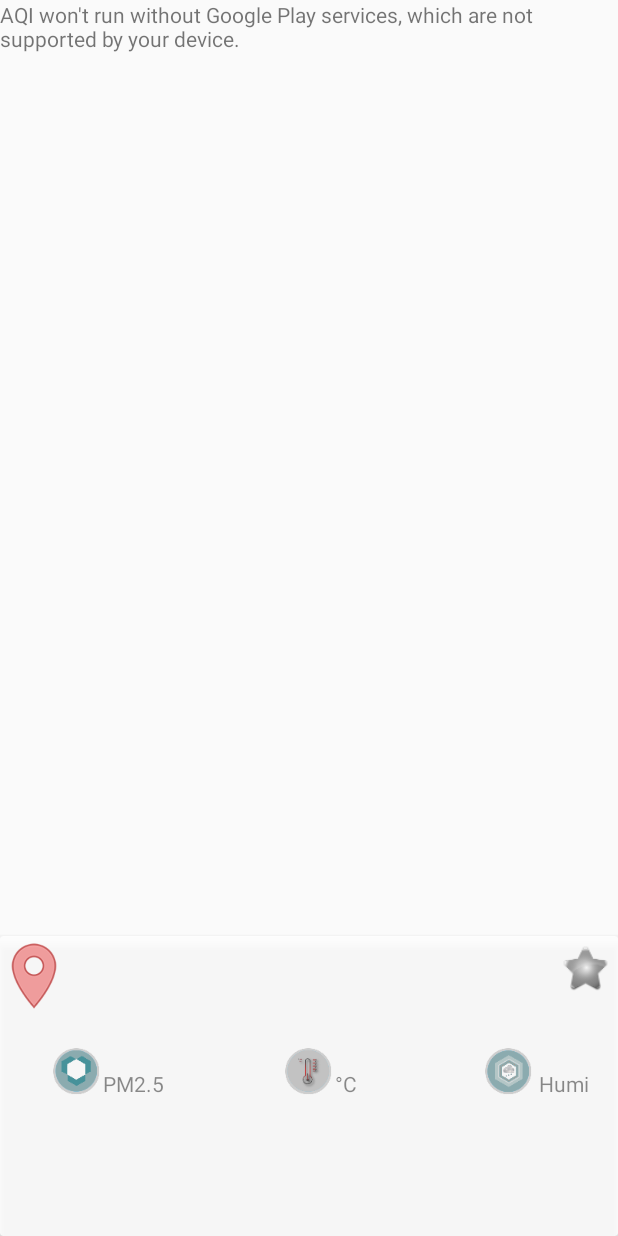
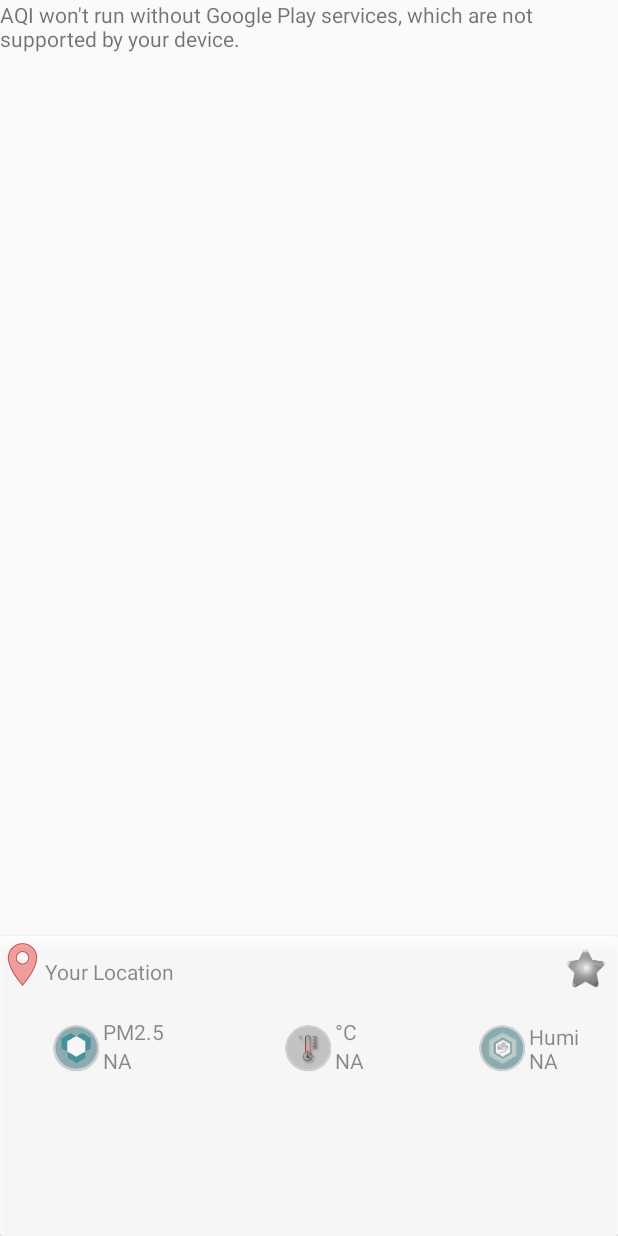
Before and after one commit to Waged/AQI, an Android app: the MapsActivity screen opened directly, with no data from a screen before it, on a phone screen of 412 x 824 dp. Run offline under Robolectric (Android 15) with nearby library versions, the phone set to English and light mode, and no system bars; our stand-ins replace ButterKnife.

Commit message:
adding MyLocations Activity

```diff
--- a/app/src/main/AndroidManifest.xml
+++ b/app/src/main/AndroidManifest.xml
@@ -19,6 +19,7 @@
             android:theme="@style/Theme.AppCompat.Light.NoActionBar">
             <intent-filter>
                 <action android:name="android.intent.action.MAIN" />
+
                 <category android:name="android.intent.category.LAUNCHER" />
             </intent-filter>
         </activity>
@@ -28,6 +29,7 @@
             android:theme="@style/AppTheme">
             <intent-filter>
                 <action android:name="android.intent.action.MAIN" />
+
                 <category android:name="android.intent.category.DEFAULT" />
             </intent-filter>
         </activity>
@@ -42,11 +44,13 @@
         <meta-data
             android:name="com.google.android.geo.API_KEY"
             android:value="@string/google_maps_key" />
+
         <activity
             android:name=".activities.MapsActivity"
             android:label="@string/title_activity_maps" />
         <activity android:name=".activities.Blog" />
-        <activity android:name=".activities.AboutUs"></activity>
+        <activity android:name=".activities.AboutUs" />
+        <activity android:name=".activities.SavedLocations"></activity>
     </application>
 
 </manifest>
--- a/app/src/main/java/in/purelogic/aqi/activities/MapsActivity.java
+++ b/app/src/main/java/in/purelogic/aqi/activities/MapsActivity.java
@@ -2,7 +2,12 @@
 
 import android.support.v4.app.FragmentActivity;
 import android.os.Bundle;
+import android.support.v7.widget.CardView;
+import android.view.View;
+import android.widget.ImageButton;
+import android.widget.ImageView;
 import android.widget.TextView;
+import android.widget.Toast;
 
 import com.google.android.gms.maps.CameraUpdateFactory;
 import com.google.android.gms.maps.GoogleMap;
@@ -12,35 +17,49 @@
 import com.google.android.gms.maps.model.MarkerOptions;
 import butterknife.BindView;
 import butterknife.ButterKnife;
+import butterknife.OnClick;
 import in.purelogic.aqi.R;
 
 public class MapsActivity extends FragmentActivity implements OnMapReadyCallback {
 
+    @BindView(R.id.map_card_view)
+    CardView myMapCard;
 
-    @BindView(R.id.card_tvMyLocation)
+    @BindView(R.id.map_tvMyLocation)
     TextView tvLocation;
 
+    @BindView(R.id.ivFav)
+    ImageButton ivAddToFav;
 
+    @BindView(R.id.map_tvTemp)
+    TextView tvTemp;
+
+    @BindView(R.id.map_tvHumid)
+    TextView tvHumi;
+
+    @BindView(R.id.map_tvPm25)
+    TextView tvPm25;
 
     private GoogleMap mMap;
     String myLocation;
     String aqi;
     double latitude;
     double longitude;
-
+    boolean isFavourite = false;
     @Override
     protected void onCreate(Bundle savedInstanceState) {
         super.onCreate(savedInstanceState);
         setContentView(R.layout.activity_maps);
         ButterKnife.bind(this);
         Bundle bundle = getIntent().getExtras();
-        latitude = bundle.getDouble("latitude");
-        longitude = bundle.getDouble("longitude");
-        myLocation = bundle.getString("location");
-        aqi = bundle.getString("aqi");
+        if(bundle != null) {
+            latitude = bundle.getDouble("latitude");
+            longitude = bundle.getDouble("longitude");
+            myLocation = bundle.getString("location");
+            aqi = bundle.getString("aqi");
+            tvLocation.setText(myLocation);
+        }
         //tvAqi.setText(aqi);
-        tvLocation.setText(myLocation);
-
         // Obtain the SupportMapFragment and get notified when the map is ready to be used.
         SupportMapFragment mapFragment = (SupportMapFragment) getSupportFragmentManager()
                 .findFragmentById(R.id.map);
@@ -66,4 +85,22 @@
         mMap.animateCamera(CameraUpdateFactory.zoomTo(15));
 
     }
+
+    /*
+    @OnClick(R.id.ivFav)
+    public void addToFavourites(View v){
+        Toast.makeText(this,"not-Captured", Toast.LENGTH_SHORT);
+
+    }*/
+
+    public void addToFav(View v){
+        Toast.makeText(this, "Hello", Toast.LENGTH_SHORT).show();
+        if(!isFavourite) {
+            ivAddToFav.setImageResource(R.drawable.ic_favorites);
+            isFavourite=true;
+        }else{
+            ivAddToFav.setImageResource(R.drawable.ic_notinfavorites);
+            isFavourite=false;
+        }
+    }
 }
--- a/app/src/main/res/layout/activity_main.xml
+++ b/app/src/main/res/layout/activity_main.xml
@@ -9,6 +9,7 @@
     <FrameLayout
         android:layout_width="match_parent"
         android:layout_height="wrap_content">
+
         <include layout="@layout/content_main" />
 
         <com.wang.avi.AVLoadingIndicatorView
--- a/app/src/main/res/layout/activity_maps.xml
+++ b/app/src/main/res/layout/activity_maps.xml
@@ -14,14 +14,14 @@
         tools:context="in.purelogic.aqi.activities.MapsActivity" />
 
     <android.support.v7.widget.CardView
-        android:id="@+id/card_view"
+        android:id="@+id/map_card_view"
         cardBackgroundColor="#60b0c8db"
-        cardCornerRadius="0dp"
+        cardCornerRadius="2dp"
+        android:clickable="true"
         android:layout_width="match_parent"
         android:layout_height="200dp"
         android:layout_gravity="bottom"
         android:alpha=".8"
-        android:clickable="true"
         android:elevation="6dp"
         app:cardElevation="4dp">
 
@@ -31,13 +31,13 @@
 
             <ImageView
                 android:id="@+id/imageView2"
-                android:layout_width="45dp"
-                android:layout_height="45dp"
+                android:layout_width="30dp"
+                android:layout_height="30dp"
                 android:layout_marginTop="4dp"
                 android:src="@drawable/mylocation" />
 
             <TextView
-                android:id="@+id/card_tvMyLocation"
+                android:id="@+id/map_tvMyLocation"
                 android:layout_width="wrap_content"
                 android:layout_height="20dp"
                 android:layout_alignBottom="@+id/imageView2"
@@ -45,8 +45,11 @@
                 android:layout_toRightOf="@+id/imageView2"
                 android:text="Your Location" />
 
-            <ImageView
+            <ImageButton
                 android:id="@+id/ivFav"
+                android:clickable="true"
+                android:background="@null"
+                android:onClick="addToFav"
                 android:layout_width="35dp"
                 android:layout_height="35dp"
                 android:layout_alignParentEnd="true"
@@ -69,54 +72,82 @@
                 android:layout_marginTop="23dp"
                 android:src="@drawable/ic_pm25" />
 
+
+            <TextView
+                android:id="@+id/map_tvPm25"
+                android:layout_width="wrap_content"
+                android:layout_height="wrap_content"
+                android:layout_alignBottom="@+id/ivPm25"
+                android:layout_toEndOf="@+id/ivPm25"
+                android:layout_toRightOf="@+id/ivPm25"
+                android:text="NA" />
+
+            <TextView
+                android:id="@+id/tvStaticPm25"
+                android:layout_width="wrap_content"
+                android:layout_height="wrap_content"
+                android:layout_above="@+id/map_tvPm25"
+                android:layout_toEndOf="@+id/ivPm25"
+                android:layout_toRightOf="@+id/ivPm25"
+                android:text="PM2.5" />
+
             <ImageView
                 android:id="@+id/ivHumidity"
                 android:layout_width="35dp"
                 android:layout_height="35dp"
-                android:layout_alignBottom="@+id/tvPm25"
+                android:layout_alignBottom="@+id/map_tvPm25"
                 android:layout_centerHorizontal="true"
                 android:src="@drawable/ic_temp" />
+
+            <TextView
+                android:id="@+id/map_tvTemp"
+                android:layout_width="wrap_content"
+                android:layout_height="wrap_content"
+                android:layout_alignBottom="@+id/ivHumidity"
+                android:layout_toEndOf="@+id/ivHumidity"
+                android:layout_toRightOf="@+id/ivHumidity"
+                android:text="NA" />
+            <TextView
+                android:id="@+id/tvStaticTemp"
+                android:layout_width="wrap_content"
+                android:layout_height="wrap_content"
+                android:layout_above="@+id/map_tvTemp"
+                android:layout_toEndOf="@+id/ivHumidity"
+                android:layout_toRightOf="@+id/ivHumidity"
+                android:text="°C" />
+
 
             <ImageView
                 android:id="@+id/ivTemp"
                 android:layout_width="35dp"
                 android:layout_height="35dp"
-                android:layout_alignBottom="@+id/tvTemp"
-                android:layout_marginEnd="16dp"
-                android:layout_marginRight="16dp"
-                android:layout_toLeftOf="@+id/ivFav"
-                android:layout_toStartOf="@+id/ivFav"
-                android:src="@drawable/ic_humid" />
+                android:src="@drawable/ic_humid"
+                android:layout_alignBottom="@+id/map_tvTemp"
+                android:layout_toLeftOf="@+id/map_tvHumid"
+                android:layout_toStartOf="@+id/map_tvHumid" />
+
+
+
 
             <TextView
-                android:id="@+id/tvPm25"
+                android:id="@+id/map_tvHumid"
                 android:layout_width="wrap_content"
                 android:layout_height="wrap_content"
-                android:layout_alignBottom="@+id/ivPm25"
-                android:layout_toEndOf="@+id/ivPm25"
-                android:layout_toRightOf="@+id/ivPm25"
-                android:text="PM2.5" />
+                android:text="NA"
+                android:layout_alignBottom="@+id/ivTemp"
+                android:layout_toLeftOf="@+id/ivFav"
+                android:layout_toStartOf="@+id/ivFav" />
+
+
 
             <TextView
-                android:id="@+id/tvTemp"
+                android:id="@+id/tvStaticHumi"
                 android:layout_width="wrap_content"
                 android:layout_height="wrap_content"
-                android:layout_alignBottom="@+id/ivHumidity"
-                android:layout_toEndOf="@+id/ivHumidity"
-                android:layout_toRightOf="@+id/ivHumidity"
-                android:text="°C" />
-
-            <TextView
-                android:id="@+id/tvHumid"
-                android:layout_width="wrap_content"
-                android:layout_height="wrap_content"
-                android:layout_marginEnd="15dp"
-                android:layout_marginRight="15dp"
                 android:text="Humi"
-                android:layout_alignBottom="@+id/ivTemp"
-                android:layout_alignRight="@+id/ivFav"
-                android:layout_alignEnd="@+id/ivFav" />
-
+                android:layout_alignTop="@+id/ivTemp"
+                android:layout_alignLeft="@+id/map_tvHumid"
+                android:layout_alignStart="@+id/map_tvHumid" />
 
         </RelativeLayout>
     </android.support.v7.widget.CardView>
```
Also changed, not shown: app/src/main/java/in/purelogic/aqi/SensorNode.java (+23 -3 lines), app/src/main/java/in/purelogic/aqi/activities/SavedLocations.java (added, +15 -0 lines), app/src/main/res/layout/activity_saved_locations.xml (added, +9 -0 lines), app/src/main/res/drawable-hdpi/ic_favorites.png (added), app/src/main/res/drawable-mdpi/ic_favorites.png (added), app/src/main/res/drawable-xhdpi/ic_favorites.png (added), app/src/main/res/drawable-xxhdpi/ic_favorites.png (added), app/src/main/res/drawable-xxxhdpi/ic_favorites.png (added).
